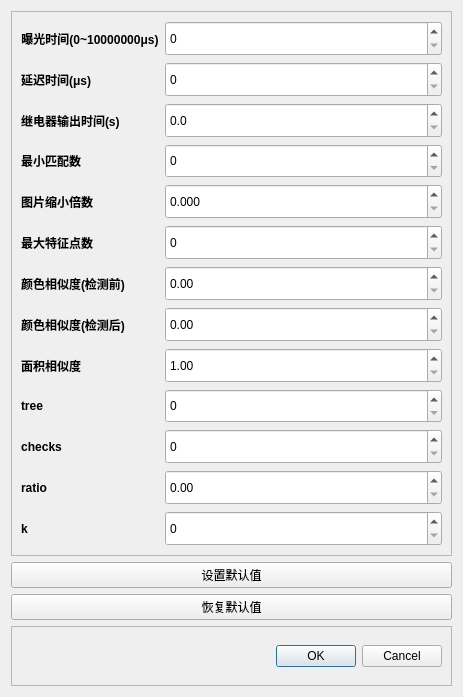
Before: the Qt Designer form DialogSetParams.ui in youngblood1998/helmet_detect, drawn with Qt 5.
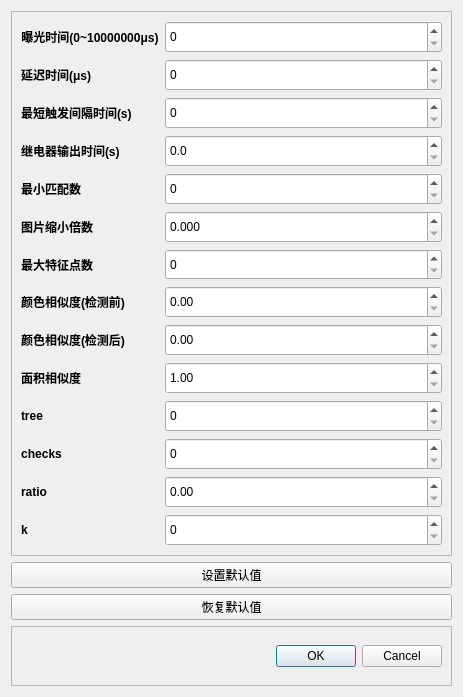
After: the same form once the commit is applied.

Commit message: interval time

The edit to the form file:
```diff
--- a/DialogSetParams.ui
+++ b/DialogSetParams.ui
@@ -114,7 +114,7 @@
         </property>
        </widget>
       </item>
-      <item row="3" column="0">
+      <item row="4" column="0">
        <widget class="QLabel" name="labMinMatchCount">
         <property name="sizePolicy">
          <sizepolicy hsizetype="Preferred" vsizetype="Expanding">
@@ -136,7 +136,7 @@
         </property>
        </widget>
       </item>
-      <item row="4" column="0">
+      <item row="5" column="0">
        <widget class="QLabel" name="labResizeTime">
         <property name="sizePolicy">
          <sizepolicy hsizetype="Preferred" vsizetype="Expanding">
@@ -158,7 +158,7 @@
         </property>
        </widget>
       </item>
-      <item row="5" column="0">
+      <item row="6" column="0">
        <widget class="QLabel" name="labMaxMatches">
         <property name="sizePolicy">
          <sizepolicy hsizetype="Preferred" vsizetype="Expanding">
@@ -180,7 +180,7 @@
         </property>
        </widget>
       </item>
-      <item row="9" column="0">
+      <item row="10" column="0">
        <widget class="QLabel" name="labTree">
         <property name="sizePolicy">
          <sizepolicy hsizetype="Preferred" vsizetype="Expanding">
@@ -202,7 +202,7 @@
         </property>
        </widget>
       </item>
-      <item row="10" column="0">
+      <item row="11" column="0">
        <widget class="QLabel" name="labChecks">
         <property name="sizePolicy">
          <sizepolicy hsizetype="Preferred" vsizetype="Expanding">
@@ -224,7 +224,7 @@
         </property>
        </widget>
       </item>
-      <item row="11" column="0">
+      <item row="12" column="0">
        <widget class="QLabel" name="labRatio">
         <property name="sizePolicy">
          <sizepolicy hsizetype="Preferred" vsizetype="Expanding">
@@ -249,7 +249,7 @@
         </property>
        </widget>
       </item>
-      <item row="12" column="0">
+      <item row="13" column="0">
        <widget class="QLabel" name="labK">
         <property name="sizePolicy">
          <sizepolicy hsizetype="Preferred" vsizetype="Expanding">
@@ -274,17 +274,17 @@
         </property>
        </widget>
       </item>
-      <item row="3" column="1">
-       <widget class="QSpinBox" name="spinBoxMinMatchCount">
-        <property name="sizePolicy">
-         <sizepolicy hsizetype="Minimum" vsizetype="Expanding">
-          <horstretch>0</horstretch>
-          <verstretch>0</verstretch>
-         </sizepolicy>
-        </property>
-       </widget>
-      </item>
       <item row="4" column="1">
+       <widget class="QSpinBox" name="spinBoxMinMatchCount">
+        <property name="sizePolicy">
+         <sizepolicy hsizetype="Minimum" vsizetype="Expanding">
+          <horstretch>0</horstretch>
+          <verstretch>0</verstretch>
+         </sizepolicy>
+        </property>
+       </widget>
+      </item>
+      <item row="5" column="1">
        <widget class="QDoubleSpinBox" name="doubleSpinBoxResizeTimes">
         <property name="sizePolicy">
          <sizepolicy hsizetype="Minimum" vsizetype="Expanding">
@@ -303,7 +303,7 @@
         </property>
        </widget>
       </item>
-      <item row="5" column="1">
+      <item row="6" column="1">
        <widget class="QSpinBox" name="spinBoxMaxMatches">
         <property name="sizePolicy">
          <sizepolicy hsizetype="Minimum" vsizetype="Expanding">
@@ -316,20 +316,20 @@
         </property>
        </widget>
       </item>
-      <item row="9" column="1">
-       <widget class="QSpinBox" name="spinBoxTree">
-        <property name="sizePolicy">
-         <sizepolicy hsizetype="Minimum" vsizetype="Expanding">
-          <horstretch>0</horstretch>
-          <verstretch>0</verstretch>
-         </sizepolicy>
-        </property>
-        <property name="maximum">
-         <number>10</number>
-        </property>
-       </widget>
-      </item>
       <item row="10" column="1">
+       <widget class="QSpinBox" name="spinBoxTree">
+        <property name="sizePolicy">
+         <sizepolicy hsizetype="Minimum" vsizetype="Expanding">
+          <horstretch>0</horstretch>
+          <verstretch>0</verstretch>
+         </sizepolicy>
+        </property>
+        <property name="maximum">
+         <number>10</number>
+        </property>
+       </widget>
+      </item>
+      <item row="11" column="1">
        <widget class="QSpinBox" name="spinBoxChecks">
         <property name="sizePolicy">
          <sizepolicy hsizetype="Minimum" vsizetype="Expanding">
@@ -342,23 +342,23 @@
         </property>
        </widget>
       </item>
-      <item row="11" column="1">
-       <widget class="QDoubleSpinBox" name="doubleSpinBoxRatio">
-        <property name="sizePolicy">
-         <sizepolicy hsizetype="Minimum" vsizetype="Expanding">
-          <horstretch>0</horstretch>
-          <verstretch>0</verstretch>
-         </sizepolicy>
-        </property>
-        <property name="maximum">
-         <double>1.000000000000000</double>
-        </property>
-        <property name="singleStep">
-         <double>0.010000000000000</double>
-        </property>
-       </widget>
-      </item>
       <item row="12" column="1">
+       <widget class="QDoubleSpinBox" name="doubleSpinBoxRatio">
+        <property name="sizePolicy">
+         <sizepolicy hsizetype="Minimum" vsizetype="Expanding">
+          <horstretch>0</horstretch>
+          <verstretch>0</verstretch>
+         </sizepolicy>
+        </property>
+        <property name="maximum">
+         <double>1.000000000000000</double>
+        </property>
+        <property name="singleStep">
+         <double>0.010000000000000</double>
+        </property>
+       </widget>
+      </item>
+      <item row="13" column="1">
        <widget class="QSpinBox" name="spinBoxK">
         <property name="sizePolicy">
          <sizepolicy hsizetype="Minimum" vsizetype="Expanding">
@@ -371,7 +371,7 @@
         </property>
        </widget>
       </item>
-      <item row="6" column="0">
+      <item row="7" column="0">
        <widget class="QLabel" name="labHist1">
         <property name="sizePolicy">
          <sizepolicy hsizetype="Preferred" vsizetype="Expanding">
@@ -390,7 +390,7 @@
         </property>
        </widget>
       </item>
-      <item row="6" column="1">
+      <item row="7" column="1">
        <widget class="QDoubleSpinBox" name="doubleSpinBoxHist1">
         <property name="sizePolicy">
          <sizepolicy hsizetype="Minimum" vsizetype="Expanding">
@@ -406,7 +406,7 @@
         </property>
        </widget>
       </item>
-      <item row="7" column="0">
+      <item row="8" column="0">
        <widget class="QLabel" name="labHist2">
         <property name="sizePolicy">
          <sizepolicy hsizetype="Preferred" vsizetype="Expanding">
@@ -425,7 +425,7 @@
         </property>
        </widget>
       </item>
-      <item row="7" column="1">
+      <item row="8" column="1">
        <widget class="QDoubleSpinBox" name="doubleSpinBoxHist2">
         <property name="sizePolicy">
          <sizepolicy hsizetype="Minimum" vsizetype="Expanding">
@@ -441,7 +441,7 @@
         </property>
        </widget>
       </item>
-      <item row="8" column="0">
+      <item row="9" column="0">
        <widget class="QLabel" name="labArea">
         <property name="sizePolicy">
          <sizepolicy hsizetype="Preferred" vsizetype="Expanding">
@@ -460,7 +460,7 @@
         </property>
        </widget>
       </item>
-      <item row="8" column="1">
+      <item row="9" column="1">
        <widget class="QDoubleSpinBox" name="doubleSpinBoxArea">
         <property name="sizePolicy">
          <sizepolicy hsizetype="Minimum" vsizetype="Expanding">
@@ -479,7 +479,7 @@
         </property>
        </widget>
       </item>
-      <item row="2" column="0">
+      <item row="3" column="0">
        <widget class="QLabel" name="label">
         <property name="sizePolicy">
          <sizepolicy hsizetype="Preferred" vsizetype="Expanding">
@@ -498,7 +498,7 @@
         </property>
        </widget>
       </item>
-      <item row="2" column="1">
+      <item row="3" column="1">
        <widget class="QDoubleSpinBox" name="doubleSpinBoxDelay">
         <property name="sizePolicy">
          <sizepolicy hsizetype="Minimum" vsizetype="Expanding">
@@ -514,6 +514,35 @@
         </property>
        </widget>
       </item>
+      <item row="2" column="0">
+       <widget class="QLabel" name="label_2">
+        <property name="sizePolicy">
+         <sizepolicy hsizetype="Preferred" vsizetype="Expanding">
+          <horstretch>0</horstretch>
+          <verstretch>0</verstretch>
+         </sizepolicy>
+        </property>
+        <property name="font">
+         <font>
+          <weight>75</weight>
+          <bold>true</bold>
+         </font>
+        </property>
+        <property name="text">
+         <string>最短触发间隔时间(s)</string>
+        </property>
+       </widget>
+      </item>
+      <item row="2" column="1">
+       <widget class="QSpinBox" name="spinBoxIntervalTime">
+        <property name="sizePolicy">
+         <sizepolicy hsizetype="Minimum" vsizetype="Expanding">
+          <horstretch>0</horstretch>
+          <verstretch>0</verstretch>
+         </sizepolicy>
+        </property>
+       </widget>
+      </item>
      </layout>
     </widget>
    </item>
```
The commit also changes 17 other files.
